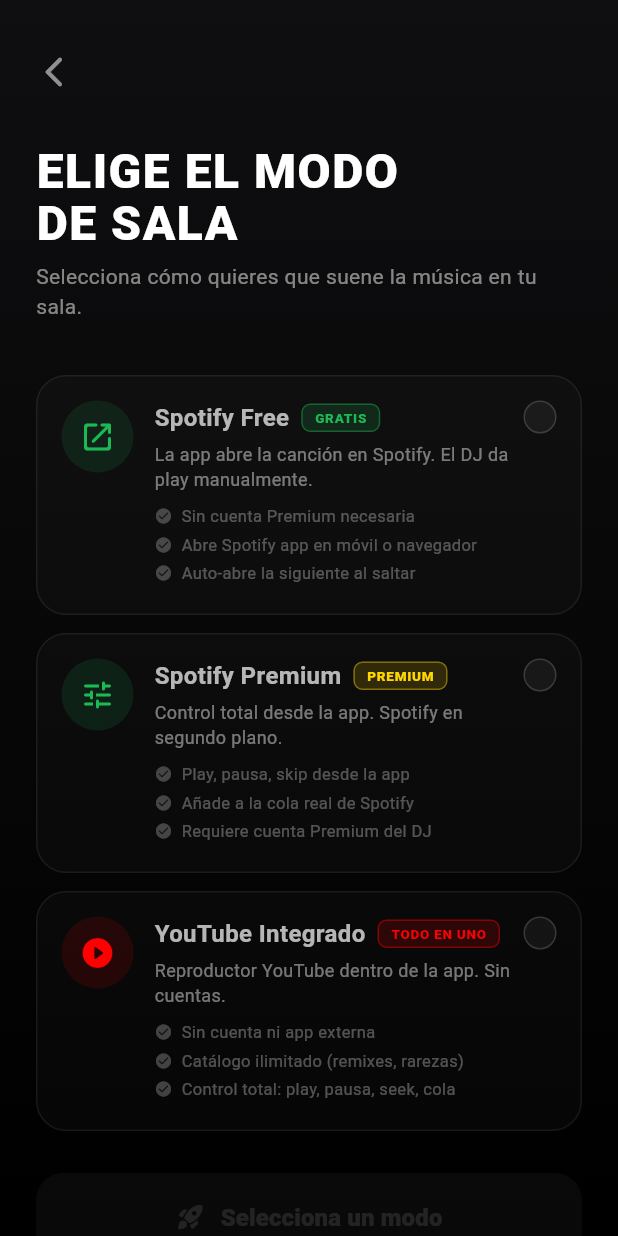
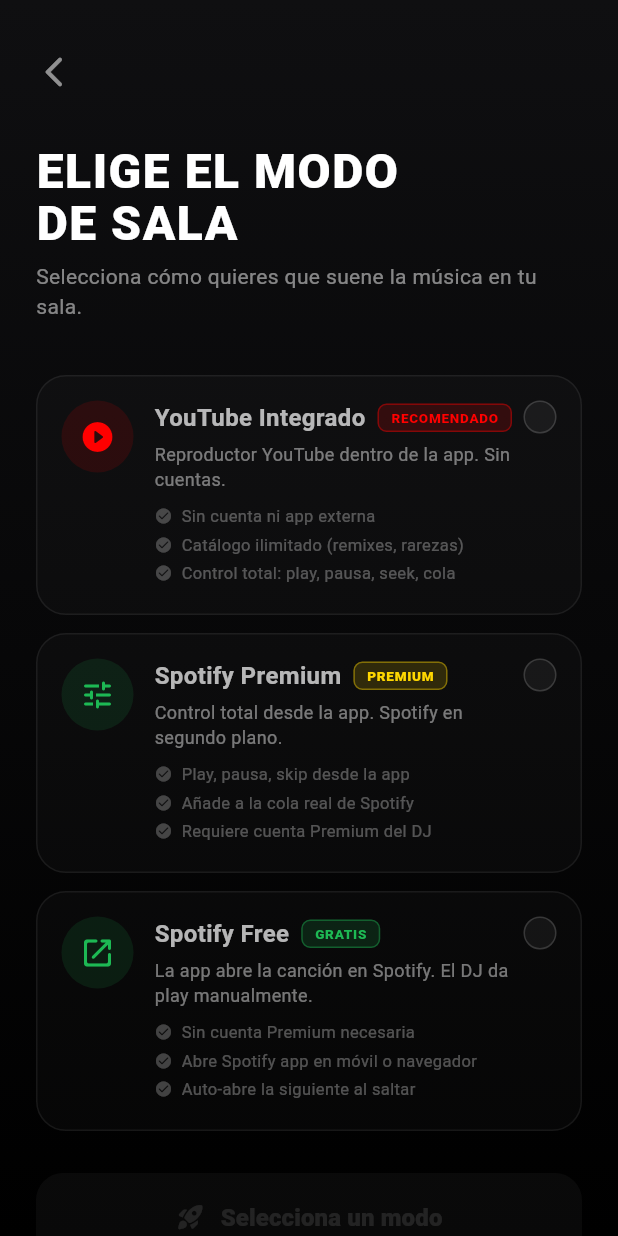
Before and after one commit to amglogicalis/dj-unity-app, a Flutter app: the screen it shows after launch, after a tap on "Unirse a la Cola", after a tap on "Iniciar como Host (DJ)", on a phone screen of 412 x 824 dp. Run offline on Flutter 3.47's test engine with Material 3 defaults, Android fonts, the phone set to English and light mode, and no system bars; our stand-ins replace cloud_firestore, firebase_core, permission_handler, youtube_player_iframe; accounts and stored records are empty; generated files the repository leaves out were written again.

Commit message:
Refactor: Add room validation, ignore firebase_options to prevent leaks, reorder modes, remove QR code

```diff
--- a/lib/main.dart
+++ b/lib/main.dart
@@ -20,7 +20,7 @@
   @override
   Widget build(BuildContext context) {
     return MaterialApp(
-      title: 'Hybrid Music Room',
+      title: 'DJ Unity',
       debugShowCheckedModeBanner: false,
       theme: ThemeData(
         brightness: Brightness.dark,
--- a/lib/presentation/pages/host/mode_selection_page.dart
+++ b/lib/presentation/pages/host/mode_selection_page.dart
@@ -91,21 +91,21 @@
                   const SizedBox(height: 36),
                   // Tarjetas de modo
                   _ModeCard(
-                    mode: RoomMode.spotifyFree,
-                    selected: _selectedMode == RoomMode.spotifyFree,
+                    mode: RoomMode.youtubeIntegrated,
+                    selected: _selectedMode == RoomMode.youtubeIntegrated,
                     onTap: () =>
-                        setState(() => _selectedMode = RoomMode.spotifyFree),
-                    icon: Icons.open_in_new_rounded,
-                    accentColor: const Color(0xFF1DB954),
-                    title: 'Spotify Free',
-                    subtitle: 'La app abre la canción en Spotify. El DJ da play manualmente.',
+                        setState(() => _selectedMode = RoomMode.youtubeIntegrated),
+                    icon: Icons.play_circle_fill_rounded,
+                    accentColor: const Color(0xFFFF0000),
+                    title: 'YouTube Integrado',
+                    subtitle: 'Reproductor YouTube dentro de la app. Sin cuentas.',
                     features: const [
-                      'Sin cuenta Premium necesaria',
-                      'Abre Spotify app en móvil o navegador',
-                      'Auto-abre la siguiente al saltar',
+                      'Sin cuenta ni app externa',
+                      'Catálogo ilimitado (remixes, rarezas)',
+                      'Control total: play, pausa, seek, cola',
                     ],
-                    badge: 'GRATIS',
-                    badgeColor: const Color(0xFF1DB954),
+                    badge: 'RECOMENDADO',
+                    badgeColor: const Color(0xFFFF0000),
                   ),
                   const SizedBox(height: 12),
                   _ModeCard(
@@ -127,21 +127,21 @@
                   ),
                   const SizedBox(height: 12),
                   _ModeCard(
-                    mode: RoomMode.youtubeIntegrated,
-                    selected: _selectedMode == RoomMode.youtubeIntegrated,
+                    mode: RoomMode.spotifyFree,
+                    selected: _selectedMode == RoomMode.spotifyFree,
                     onTap: () =>
-                        setState(() => _selectedMode = RoomMode.youtubeIntegrated),
-                    icon: Icons.play_circle_fill_rounded,
-                    accentColor: const Color(0xFFFF0000),
-                    title: 'YouTube Integrado',
-                    subtitle: 'Reproductor YouTube dentro de la app. Sin cuentas.',
+                        setState(() => _selectedMode = RoomMode.spotifyFree),
+                    icon: Icons.open_in_new_rounded,
+                    accentColor: const Color(0xFF1DB954),
+                    title: 'Spotify Free',
+                    subtitle: 'La app abre la canción en Spotify. El DJ da play manualmente.',
                     features: const [
-                      'Sin cuenta ni app externa',
-                      'Catálogo ilimitado (remixes, rarezas)',
-                      'Control total: play, pausa, seek, cola',
+                      'Sin cuenta Premium necesaria',
+                      'Abre Spotify app en móvil o navegador',
+                      'Auto-abre la siguiente al saltar',
                     ],
-                    badge: 'TODO EN UNO',
-                    badgeColor: const Color(0xFFFF0000),
+                    badge: 'GRATIS',
+                    badgeColor: const Color(0xFF1DB954),
                   ),
                   const SizedBox(height: 28),
                   // Botón confirmar
--- a/lib/presentation/pages/shared/home_page.dart
+++ b/lib/presentation/pages/shared/home_page.dart
@@ -1,5 +1,6 @@
 import 'package:flutter/material.dart';
 import 'package:flutter/services.dart';
+import 'package:cloud_firestore/cloud_firestore.dart';
 
 /// Pantalla de inicio (Home) que permite al usuario
 /// iniciar una sala como Host (DJ) o unirse a una como Guest mediante PIN.
@@ -13,6 +14,7 @@
 class _HomePageState extends State<HomePage> {
   final TextEditingController _pinController = TextEditingController();
   final _formKey = GlobalKey<FormState>();
+  bool _isLoading = false;
 
   @override
   void dispose() {
@@ -20,10 +22,52 @@
     super.dispose();
   }
 
-  void _joinRoom() {
+  void _joinRoom() async {
     if (_formKey.currentState!.validate()) {
       final pin = _pinController.text;
+      setState(() {
+        _isLoading = true;
+      });
+      try {
+        final doc = await FirebaseFirestore.instance
+            .collection('rooms')
+            .doc(pin)
+            .get();
+        if (!mounted) return;
+        if (doc.exists) {
           Navigator.pushNamed(context, '/guest', arguments: pin);
+        } else {
+          ScaffoldMessenger.of(context).showSnackBar(
+            SnackBar(
+              content: const Text(
+                'La sala introducida no existe',
+                style: TextStyle(color: Colors.white, fontWeight: FontWeight.bold),
+              ),
+              backgroundColor: Colors.redAccent,
+              behavior: SnackBarBehavior.floating,
+              shape: RoundedRectangleBorder(borderRadius: BorderRadius.circular(12)),
+            ),
+          );
+        }
+      } catch (e) {
+        if (!mounted) return;
+        ScaffoldMessenger.of(context).showSnackBar(
+          SnackBar(
+            content: Text(
+              'Error al conectar: $e',
+              style: const TextStyle(color: Colors.white),
+            ),
+            backgroundColor: Colors.redAccent,
+            behavior: SnackBarBehavior.floating,
+          ),
+        );
+      } finally {
+        if (mounted) {
+          setState(() {
+            _isLoading = false;
+          });
+        }
+      }
     }
   }
 
@@ -61,10 +105,10 @@
                         padding: const EdgeInsets.all(20),
                         decoration: BoxDecoration(
                           shape: BoxShape.circle,
-                          color: const Color(0xFFC42261).withOpacity(0.08),
+                          color: const Color(0xFFC42261).withValues(alpha: 0.08),
                           boxShadow: [
                             BoxShadow(
-                              color: const Color(0xFFC42261).withOpacity(0.15),
+                              color: const Color(0xFFC42261).withValues(alpha: 0.15),
                               blurRadius: 30,
                               spreadRadius: 5,
                             )
@@ -79,7 +123,7 @@
                     ),
                     const SizedBox(height: 32),
                     const Text(
-                      'HYBRID MUSIC ROOM',
+                      'DJ UNITY',
                       textAlign: TextAlign.center,
                       style: TextStyle(
                         fontSize: 28,
@@ -94,7 +138,7 @@
                       textAlign: TextAlign.center,
                       style: TextStyle(
                         fontSize: 14,
-                        color: Colors.white.withOpacity(0.6),
+                        color: Colors.white.withValues(alpha: 0.6),
                       ),
                     ),
                     const SizedBox(height: 48),
@@ -102,10 +146,10 @@
                     Container(
                       padding: const EdgeInsets.all(24),
                       decoration: BoxDecoration(
-                        color: Colors.white.withOpacity(0.02),
+                        color: Colors.white.withValues(alpha: 0.02),
                         borderRadius: BorderRadius.circular(24),
                         border: Border.all(
-                          color: Colors.white.withOpacity(0.08),
+                          color: Colors.white.withValues(alpha: 0.08),
                           width: 1,
                         ),
                       ),
@@ -118,7 +162,7 @@
                               fontSize: 12,
                               fontWeight: FontWeight.bold,
                               letterSpacing: 1.2,
-                              color: const Color(0xFFC42261).withOpacity(0.8),
+                              color: const Color(0xFFC42261).withValues(alpha: 0.8),
                             ),
                           ),
                           const SizedBox(height: 16),
@@ -135,13 +179,13 @@
                             decoration: InputDecoration(
                               hintText: '0000',
                               hintStyle: TextStyle(
-                                color: Colors.white.withOpacity(0.2),
+                                color: Colors.white.withValues(alpha: 0.2),
                                 letterSpacing: 8,
                               ),
                               contentPadding: const EdgeInsets.symmetric(
                                   vertical: 16, horizontal: 8),
                               filled: true,
-                              fillColor: Colors.white.withOpacity(0.02),
+                              fillColor: Colors.white.withValues(alpha: 0.02),
                               border: OutlineInputBorder(
                                 borderRadius: BorderRadius.circular(16),
                                 borderSide: BorderSide.none,
@@ -149,7 +193,7 @@
                               enabledBorder: OutlineInputBorder(
                                 borderRadius: BorderRadius.circular(16),
                                 borderSide: BorderSide(
-                                  color: Colors.white.withOpacity(0.05),
+                                  color: Colors.white.withValues(alpha: 0.05),
                                 ),
                               ),
                               focusedBorder: OutlineInputBorder(
@@ -173,17 +217,25 @@
                           ),
                           const SizedBox(height: 16),
                           ElevatedButton(
-                            onPressed: _joinRoom,
+                            onPressed: _isLoading ? null : _joinRoom,
                             style: ElevatedButton.styleFrom(
                               backgroundColor: const Color(0xFFC42261),
                               foregroundColor: Colors.black,
                               padding: const EdgeInsets.symmetric(vertical: 16),
                               shape: RoundedRectangleBorder(
-                                borderRadius: BorderRadius.circular(16),
-                              ),
+                                  borderRadius: BorderRadius.circular(16)),
                               elevation: 0,
                             ),
-                            child: const Text(
+                            child: _isLoading
+                                ? const SizedBox(
+                                    height: 20,
+                                    width: 20,
+                                    child: CircularProgressIndicator(
+                                      color: Colors.black,
+                                      strokeWidth: 2,
+                                    ),
+                                  )
+                                : const Text(
                                     'Unirse a la Cola',
                                     style: TextStyle(
                                       fontSize: 16,
@@ -203,7 +255,7 @@
                       style: OutlinedButton.styleFrom(
                         foregroundColor: Colors.white,
                         side: BorderSide(
-                          color: Colors.white.withOpacity(0.15),
+                          color: Colors.white.withValues(alpha: 0.15),
                         ),
                         padding: const EdgeInsets.symmetric(vertical: 16),
                         shape: RoundedRectangleBorder(
```
Also changed, not shown: lib/presentation/pages/host/host_room_page.dart (+0 -59 lines), lib/firebase_options.dart (deleted), 2 other files. Lines whose indentation alone changed are shown as unchanged.
